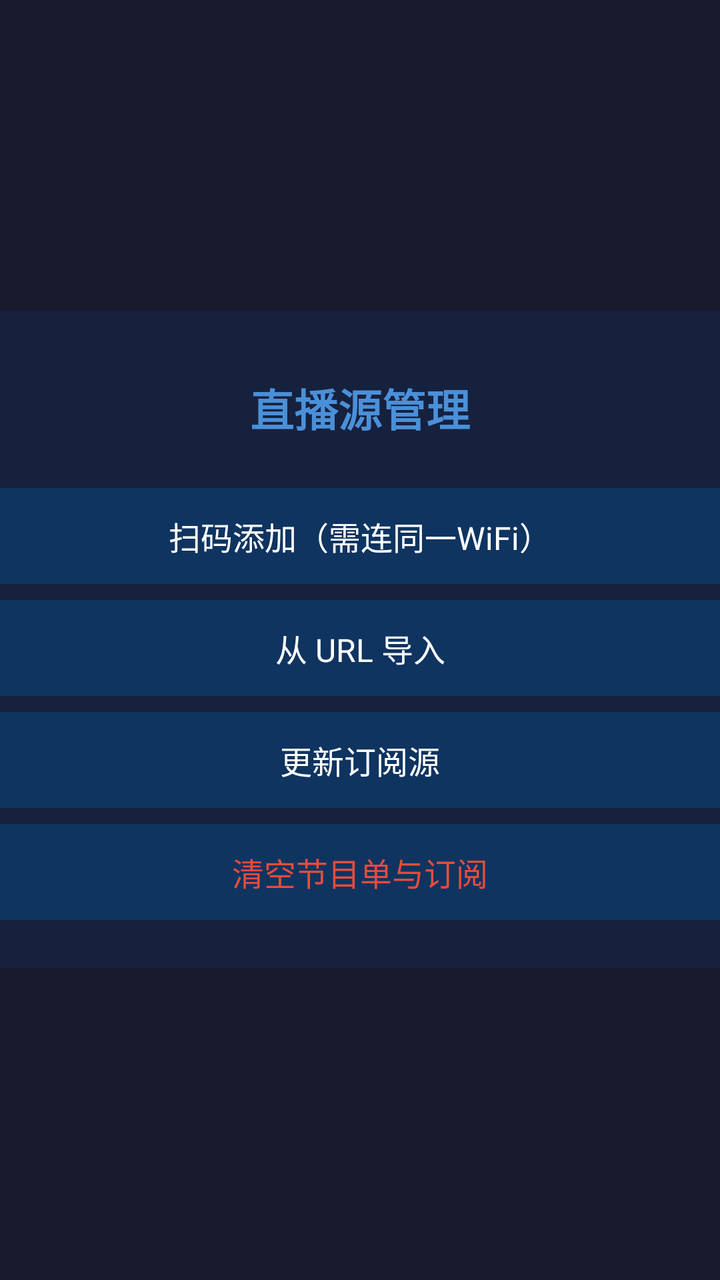
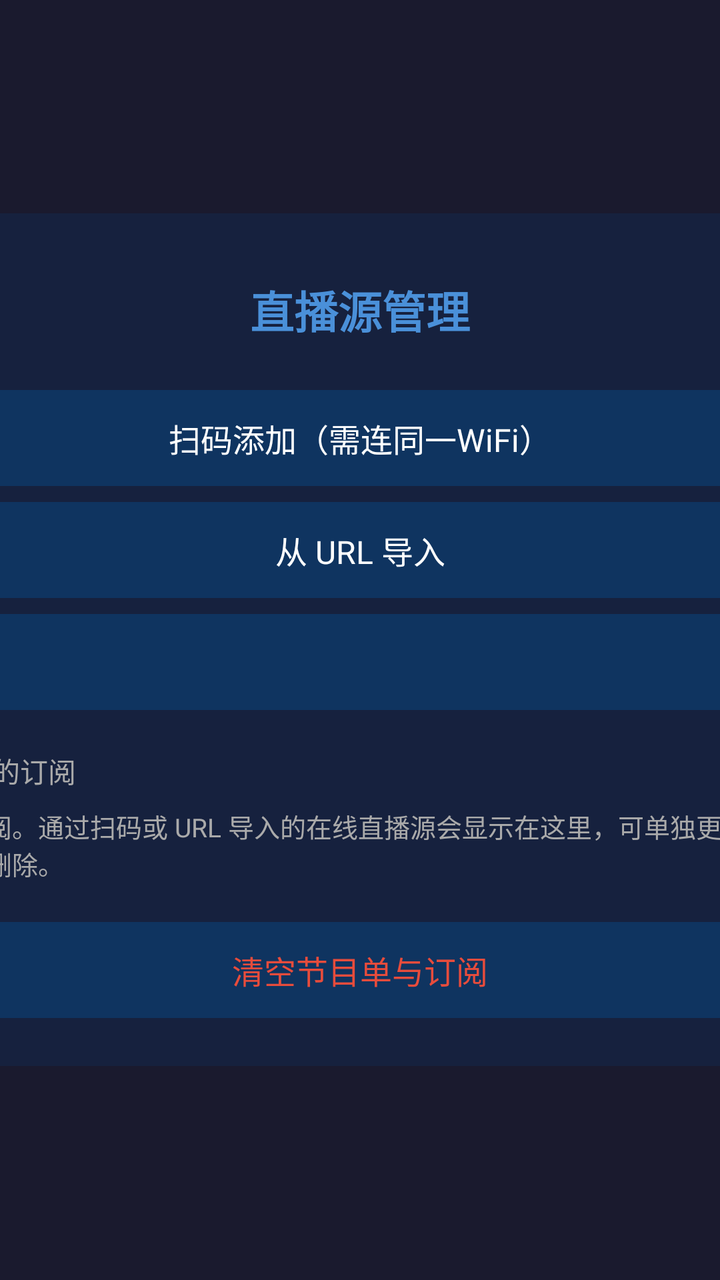

An Android layout rendered at two revisions. The XML below is the earlier revision; the diff shows what the commit changed to produce the second picture.
<!-- AndroidManifest.xml: application theme Theme.TVLivePlayer -->
<!-- res/layout/fragment_source_mgmt.xml -->
<FrameLayout xmlns:android="http://schemas.android.com/apk/res/android"
    android:layout_width="match_parent"
    android:layout_height="match_parent"
    android:background="@color/background">

    <LinearLayout
        android:layout_width="500dp"
        android:layout_height="wrap_content"
        android:layout_gravity="center"
        android:background="@color/surface"
        android:orientation="vertical"
        android:padding="24dp">

        <TextView
            android:layout_width="match_parent"
            android:layout_height="wrap_content"
            android:gravity="center"
            android:padding="8dp"
            android:text="直播源管理"
            android:textColor="@color/accent"
            android:textSize="22sp"
            android:textStyle="bold" />

        <TextView
            android:id="@+id/btn_qr_scan"
            android:layout_width="match_parent"
            android:layout_height="48dp"
            android:layout_marginTop="16dp"
            android:background="@drawable/menu_item_bg"
            android:gravity="center"
            android:text="扫码添加（需连同一WiFi）"
            android:textColor="@color/text_primary"
            android:textSize="16sp"
            android:focusable="true"
            android:clickable="true" />

        <TextView
            android:id="@+id/btn_url"
            android:layout_width="match_parent"
            android:layout_height="48dp"
            android:layout_marginTop="8dp"
            android:background="@drawable/menu_item_bg"
            android:gravity="center"
            android:text="从 URL 导入"
            android:textColor="@color/text_primary"
            android:textSize="16sp"
            android:focusable="true"
            android:clickable="true" />

        <TextView
            android:id="@+id/btn_refresh"
            android:layout_width="match_parent"
            android:layout_height="48dp"
            android:layout_marginTop="8dp"
            android:background="@drawable/menu_item_bg"
            android:gravity="center"
            android:text="更新订阅源"
            android:textColor="@color/text_primary"
            android:textSize="16sp"
            android:focusable="true"
            android:clickable="true" />

        <TextView
            android:id="@+id/btn_clear"
            android:layout_width="match_parent"
            android:layout_height="48dp"
            android:layout_marginTop="8dp"
            android:background="@drawable/menu_item_bg"
            android:gravity="center"
            android:text="清空节目单与订阅"
            android:textColor="@color/error_color"
            android:textSize="16sp"
            android:focusable="true"
            android:clickable="true" />

    </LinearLayout>

</FrameLayout>
<!-- resources referenced by this layout -->
<resources>
  <color name="accent">#4A90D9</color>
  <color name="background">#1A1A2E</color>
  <color name="error_color">#E74C3C</color>
  <color name="surface">#16213E</color>
  <color name="text_primary">#FFFFFF</color>
  <!-- drawable menu_item_bg (drawable) -->
  <?xml version="1.0" encoding="utf-8"?>
  <selector xmlns:android="http://schemas.android.com/apk/res/android">
      <item android:state_focused="true">
          <shape android:shape="rectangle">
              <solid android:color="@color/accent" />
              <corners android:radius="4dp" />
          </shape>
      </item>
      <item>
          <shape android:shape="rectangle">
              <solid android:color="@color/card_background" />
              <corners android:radius="4dp" />
          </shape>
      </item>
  </selector>
  <style name="Theme.TVLivePlayer" parent="Theme.AppCompat.NoActionBar">
          <item name="android:statusBarColor">@color/background</item>
          <item name="android:navigationBarColor">@color/background</item>
      </style>
  <color name="card_background">#0F3460</color>
</resources>

<!-- the commit's change to res/layout/fragment_source_mgmt.xml (unified diff, before → after) -->
@@ -3,76 +3,106 @@
     android:layout_height="match_parent"
     android:background="@color/background">
 
-    <LinearLayout
+    <ScrollView
         android:layout_width="500dp"
         android:layout_height="wrap_content"
         android:layout_gravity="center"
-        android:background="@color/surface"
-        android:orientation="vertical"
-        android:padding="24dp">
+        android:fillViewport="false">
 
-        <TextView
+        <LinearLayout
             android:layout_width="match_parent"
             android:layout_height="wrap_content"
-            android:gravity="center"
-            android:padding="8dp"
-            android:text="直播源管理"
-            android:textColor="@color/accent"
-            android:textSize="22sp"
-            android:textStyle="bold" />
+            android:background="@color/surface"
+            android:orientation="vertical"
+            android:padding="24dp">
 
-        <TextView
-            android:id="@+id/btn_qr_scan"
-            android:layout_width="match_parent"
-            android:layout_height="48dp"
-            android:layout_marginTop="16dp"
-            android:background="@drawable/menu_item_bg"
-            android:gravity="center"
-            android:text="扫码添加（需连同一WiFi）"
-            android:textColor="@color/text_primary"
-            android:textSize="16sp"
-            android:focusable="true"
-            android:clickable="true" />
+            <TextView
+                android:layout_width="match_parent"
+                android:layout_height="wrap_content"
+                android:gravity="center"
+                android:padding="8dp"
+                android:text="直播源管理"
+                android:textColor="@color/accent"
+                android:textSize="22sp"
+                android:textStyle="bold" />
 
-        <TextView
-            android:id="@+id/btn_url"
-            android:layout_width="match_parent"
-            android:layout_height="48dp"
-            android:layout_marginTop="8dp"
-            android:background="@drawable/menu_item_bg"
-            android:gravity="center"
-            android:text="从 URL 导入"
-            android:textColor="@color/text_primary"
-            android:textSize="16sp"
-            android:focusable="true"
-            android:clickable="true" />
+            <TextView
+                android:id="@+id/btn_qr_scan"
+                android:layout_width="match_parent"
+                android:layout_height="48dp"
+                android:layout_marginTop="16dp"
+                android:background="@drawable/menu_item_bg"
+                android:gravity="center"
+                android:text="扫码添加（需连同一WiFi）"
+                android:textColor="@color/text_primary"
+                android:textSize="16sp"
+                android:focusable="true"
+                android:clickable="true" />
 
-        <TextView
-            android:id="@+id/btn_refresh"
-            android:layout_width="match_parent"
-            android:layout_height="48dp"
-            android:layout_marginTop="8dp"
-            android:background="@drawable/menu_item_bg"
-            android:gravity="center"
-            android:text="更新订阅源"
-            android:textColor="@color/text_primary"
-            android:textSize="16sp"
-            android:focusable="true"
-            android:clickable="true" />
+            <TextView
+                android:id="@+id/btn_url"
+                android:layout_width="match_parent"
+                android:layout_height="48dp"
+                android:layout_marginTop="8dp"
+                android:background="@drawable/menu_item_bg"
+                android:gravity="center"
+                android:text="从 URL 导入"
+                android:textColor="@color/text_primary"
+                android:textSize="16sp"
+                android:focusable="true"
+                android:clickable="true" />
 
-        <TextView
-            android:id="@+id/btn_clear"
-            android:layout_width="match_parent"
-            android:layout_height="48dp"
-            android:layout_marginTop="8dp"
-            android:background="@drawable/menu_item_bg"
-            android:gravity="center"
-            android:text="清空节目单与订阅"
-            android:textColor="@color/error_color"
-            android:textSize="16sp"
-            android:focusable="true"
-            android:clickable="true" />
+            <TextView
+                android:id="@+id/btn_auto_refresh"
+                android:layout_width="match_parent"
+                android:layout_height="48dp"
+                android:layout_marginTop="8dp"
+                android:background="@drawable/menu_item_bg"
+                android:gravity="center"
+                android:textColor="@color/text_primary"
+                android:textSize="16sp"
+                android:focusable="true"
+                android:clickable="true" />
 
-    </LinearLayout>
+            <TextView
+                android:id="@+id/tv_source_header"
+                android:layout_width="match_parent"
+                android:layout_height="wrap_content"
+                android:layout_marginTop="20dp"
+                android:text="已保存的订阅"
+                android:textColor="@color/text_secondary"
+                android:textSize="14sp" />
+
+            <TextView
+                android:id="@+id/tv_source_empty"
+                android:layout_width="match_parent"
+                android:layout_height="wrap_content"
+                android:layout_marginTop="8dp"
+                android:text="暂无订阅。通过扫码或 URL 导入的在线直播源会显示在这里，可单独更新、重命名或删除。"
+                android:textColor="@color/text_secondary"
+                android:textSize="13sp" />
+
+            <LinearLayout
+                android:id="@+id/source_list"
+                android:layout_width="match_parent"
+                android:layout_height="wrap_content"
+                android:orientation="vertical" />
+
+            <TextView
+                android:id="@+id/btn_clear"
+                android:layout_width="match_parent"
+                android:layout_height="48dp"
+                android:layout_marginTop="20dp"
+                android:background="@drawable/menu_item_bg"
+                android:gravity="center"
+                android:text="清空节目单与订阅"
+                android:textColor="@color/error_color"
+                android:textSize="16sp"
+                android:focusable="true"
+                android:clickable="true" />
+
+        </LinearLayout>
+
+    </ScrollView>
 
 </FrameLayout>
<!-- resource entries referenced after the edit -->
@@ -5,6 +5,7 @@
   <color name="error_color">#E74C3C</color>
   <color name="surface">#16213E</color>
   <color name="text_primary">#FFFFFF</color>
+  <color name="text_secondary">#AAAAAA</color>
   <!-- drawable menu_item_bg (drawable) -->
   <?xml version="1.0" encoding="utf-8"?>
   <selector xmlns:android="http://schemas.android.com/apk/res/android">
